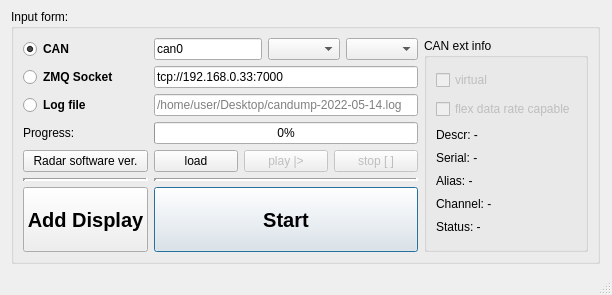
The window that mainwindow.ui (anatoltrush/RadarVisual) describes before a commit, drawn with Qt 5.
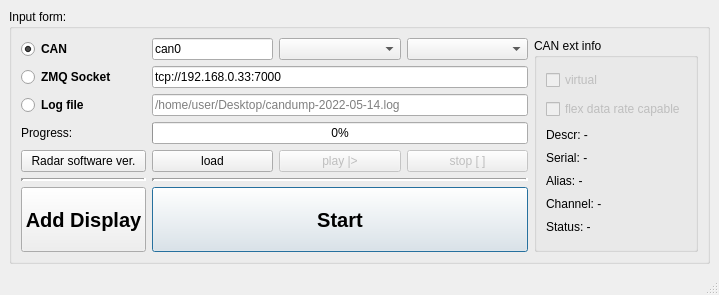
The same window after the commit. Icons and pictures are not drawn.

What changed in the file:
```diff
--- a/mainwindow.ui
+++ b/mainwindow.ui
@@ -9,7 +9,7 @@
    <rect>
     <x>0</x>
     <y>0</y>
-    <width>612</width>
+    <width>719</width>
     <height>295</height>
    </rect>
   </property>
@@ -40,7 +40,7 @@
     <item row="0" column="0">
      <widget class="QGroupBox" name="gBInput">
       <property name="sizePolicy">
-       <sizepolicy hsizetype="Fixed" vsizetype="Preferred">
+       <sizepolicy hsizetype="Minimum" vsizetype="Preferred">
         <horstretch>0</horstretch>
         <verstretch>0</verstretch>
        </sizepolicy>
@@ -60,6 +60,7 @@
         <widget class="QRadioButton" name="rBInpZMQ">
          <property name="font">
           <font>
+           <weight>75</weight>
            <bold>true</bold>
           </font>
          </property>
@@ -79,6 +80,7 @@
          <property name="font">
           <font>
            <pointsize>15</pointsize>
+           <weight>75</weight>
            <bold>true</bold>
           </font>
          </property>
@@ -163,6 +165,7 @@
         <widget class="QRadioButton" name="rBInpCAN">
          <property name="font">
           <font>
+           <weight>75</weight>
            <bold>true</bold>
           </font>
          </property>
@@ -207,6 +210,7 @@
          <property name="font">
           <font>
            <pointsize>15</pointsize>
+           <weight>75</weight>
            <bold>true</bold>
           </font>
          </property>
@@ -239,6 +243,7 @@
         <widget class="QRadioButton" name="rBInpFile">
          <property name="font">
           <font>
+           <weight>75</weight>
            <bold>true</bold>
           </font>
          </property>
```
